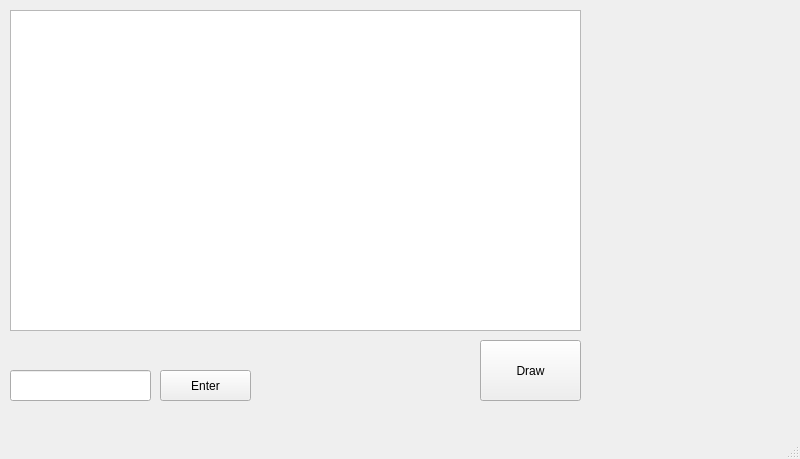
First picture: the form in Project13Qt/mainwindow.ui, repository Florcher/Educational-lesson, before the edit.
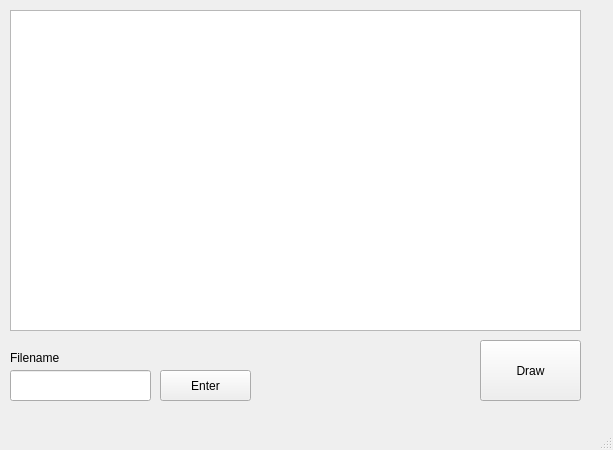
Second picture: the form after the edit.

```diff
--- a/Project13Qt/mainwindow.ui
+++ b/Project13Qt/mainwindow.ui
@@ -6,10 +6,22 @@
    <rect>
     <x>0</x>
     <y>0</y>
-    <width>800</width>
-    <height>459</height>
+    <width>613</width>
+    <height>450</height>
    </rect>
   </property>
+  <property name="minimumSize">
+   <size>
+    <width>613</width>
+    <height>450</height>
+   </size>
+  </property>
+  <property name="maximumSize">
+   <size>
+    <width>613</width>
+    <height>450</height>
+   </size>
+  </property>
   <property name="windowTitle">
    <string>MainWindow</string>
   </property>
@@ -60,6 +72,19 @@
      <string>Enter</string>
     </property>
    </widget>
+   <widget class="QLabel" name="label">
+    <property name="geometry">
+     <rect>
+      <x>10</x>
+      <y>350</y>
+      <width>49</width>
+      <height>16</height>
+     </rect>
+    </property>
+    <property name="text">
+     <string>Filename</string>
+    </property>
+   </widget>
   </widget>
   <widget class="QMenuBar" name="menubar">
    <property name="geometry">
```
Left out of the diff: 2 changed lines with no effect on the pictures.
